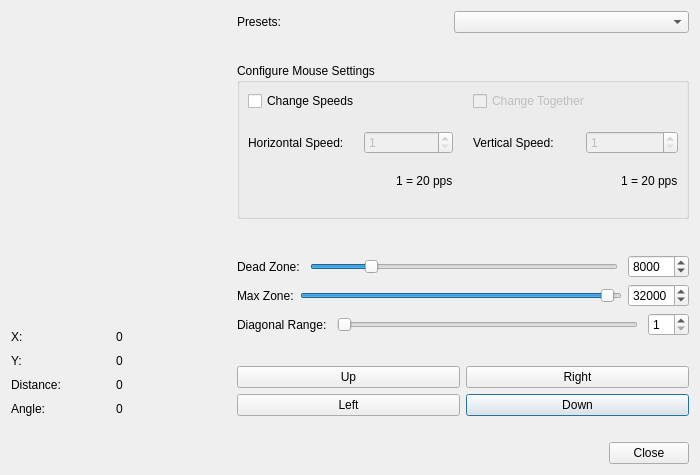
Qt form src/joycontrolstickeditdialog.ui (AntiMicroX/antimicrox) before a commit.
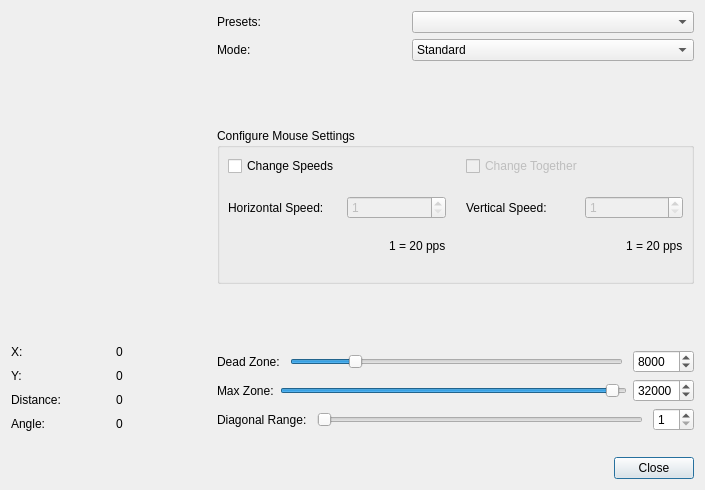
The same form after that commit. Custom widgets are drawn as their Qt base class.

Commit message: Adds initial implementation of 8-way controls. Resolves issue #9.

```diff
--- a/src/joycontrolstickeditdialog.ui
+++ b/src/joycontrolstickeditdialog.ui
@@ -6,8 +6,8 @@
    <rect>
     <x>0</x>
     <y>0</y>
-    <width>700</width>
-    <height>475</height>
+    <width>705</width>
+    <height>490</height>
    </rect>
   </property>
   <property name="sizePolicy">
@@ -37,7 +37,7 @@
   </property>
   <layout class="QVBoxLayout" name="verticalLayout_7">
    <item>
-    <layout class="QHBoxLayout" name="horizontalLayout_13" stretch="1,0,1">
+    <layout class="QHBoxLayout" name="horizontalLayout_14">
      <item>
       <layout class="QVBoxLayout" name="verticalLayout_3">
        <property name="spacing">
@@ -222,22 +222,6 @@
        </item>
       </layout>
      </item>
-     <item>
-      <spacer name="horizontalSpacer">
-       <property name="orientation">
-        <enum>Qt::Horizontal</enum>
-       </property>
-       <property name="sizeType">
-        <enum>QSizePolicy::Fixed</enum>
-       </property>
-       <property name="sizeHint" stdset="0">
-        <size>
-         <width>20</width>
-         <height>20</height>
-        </size>
-       </property>
-      </spacer>
-     </item>
      <item>
       <layout class="QVBoxLayout" name="verticalLayout_6">
        <item>
@@ -251,6 +235,12 @@
          </item>
          <item>
           <widget class="QComboBox" name="presetsComboBox">
+           <property name="minimumSize">
+            <size>
+             <width>282</width>
+             <height>0</height>
+            </size>
+           </property>
            <item>
             <property name="text">
              <string/>
@@ -290,6 +280,37 @@
          </item>
         </layout>
        </item>
+       <item>
+        <layout class="QHBoxLayout" name="horizontalLayout_13">
+         <item>
+          <widget class="QLabel" name="label_11">
+           <property name="text">
+            <string>Mode:</string>
+           </property>
+          </widget>
+         </item>
+         <item>
+          <widget class="QComboBox" name="joyModeComboBox">
+           <property name="minimumSize">
+            <size>
+             <width>282</width>
+             <height>0</height>
+            </size>
+           </property>
+           <item>
+            <property name="text">
+             <string>Standard</string>
+            </property>
+           </item>
+           <item>
+            <property name="text">
+             <string>Eight Way</string>
+            </property>
+           </item>
+          </widget>
+         </item>
+        </layout>
+       </item>
        <item>
         <spacer name="verticalSpacer">
          <property name="orientation">
@@ -300,8 +321,8 @@
          </property>
          <property name="sizeHint" stdset="0">
           <size>
-           <width>455</width>
-           <height>14</height>
+           <width>452</width>
+           <height>13</height>
           </size>
          </property>
         </spacer>
@@ -577,57 +598,6 @@
          </item>
         </layout>
        </item>
-       <item>
-        <spacer name="verticalSpacer_5">
-         <property name="orientation">
-          <enum>Qt::Vertical</enum>
-         </property>
-         <property name="sizeHint" stdset="0">
-          <size>
-           <width>455</width>
-           <height>13</height>
-          </size>
-         </property>
-        </spacer>
-       </item>
-       <item>
-        <layout class="QGridLayout" name="gridLayout">
-         <item row="1" column="1">
-          <widget class="JoyControlStickButtonPushButton" name="downPushButton">
-           <property name="text">
-            <string>Down</string>
-           </property>
-          </widget>
-         </item>
-         <item row="0" column="1">
-          <widget class="JoyControlStickButtonPushButton" name="rightPushButton">
-           <property name="text">
-            <string>Right</string>
-           </property>
-          </widget>
-         </item>
-         <item row="0" column="0">
-          <widget class="JoyControlStickButtonPushButton" name="upPushButton">
-           <property name="sizePolicy">
-            <sizepolicy hsizetype="Minimum" vsizetype="Fixed">
-             <horstretch>0</horstretch>
-             <verstretch>0</verstretch>
-            </sizepolicy>
-           </property>
-           <property name="text">
-            <string>Up</string>
-           </property>
-          </widget>
-         </item>
-         <item row="1" column="0">
-          <widget class="JoyControlStickButtonPushButton" name="leftPushButton">
-           <property name="text">
-            <string>Left</string>
-           </property>
-          </widget>
-         </item>
-        </layout>
-       </item>
       </layout>
      </item>
     </layout>
@@ -661,11 +631,6 @@
   </layout>
  </widget>
  <customwidgets>
-  <customwidget>
-   <class>JoyControlStickButtonPushButton</class>
-   <extends>QPushButton</extends>
-   <header>joycontrolstickbuttonpushbutton.h</header>
-  </customwidget>
   <customwidget>
    <class>JoyControlStickStatusBox</class>
    <extends>QWidget</extends>
```
The commit also changes 33 other files.
